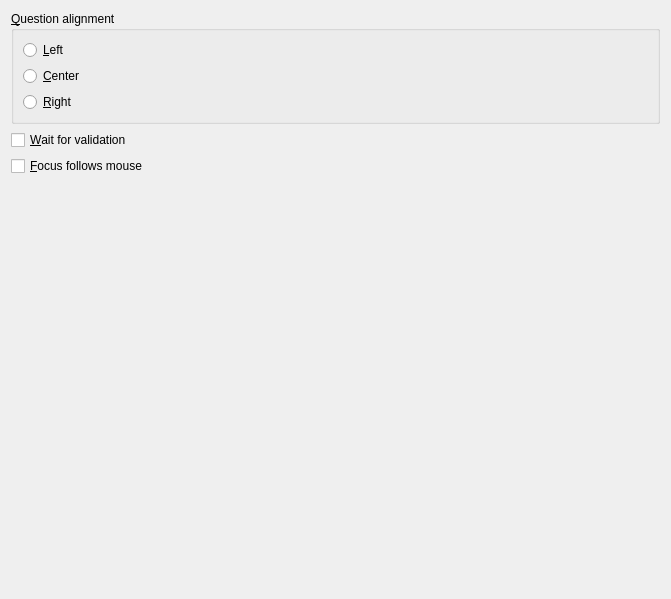
This is src/kgeographyoptions.ui in KDE/kgeography as Qt 5 draws it before an edit. The edited form follows.
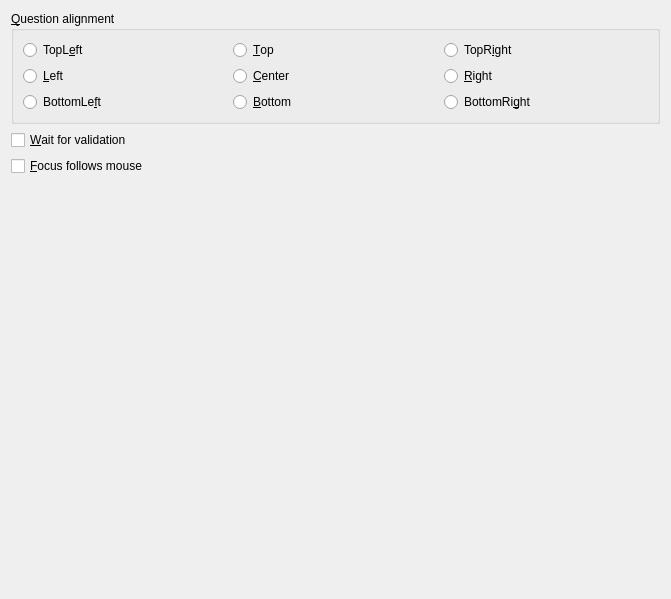
This is the edited form. Custom widgets are drawn as their Qt base class.

Commit message: Added other positions to Q/A positions in pref dialog. Some rewording of tooltips in same dialog too.

Diff of the .ui file:
```diff
--- a/src/kgeographyoptions.ui
+++ b/src/kgeographyoptions.ui
@@ -16,28 +16,70 @@
      <property name="title">
       <string>&amp;Question alignment</string>
      </property>
-     <layout class="QVBoxLayout" name="verticalLayout">
-      <item>
+     <layout class="QGridLayout" name="gridLayout">
+      <item row="0" column="0">
+       <widget class="QRadioButton" name="topleftRadio">
+        <property name="text">
+         <string>TopL&amp;eft</string>
+        </property>
+       </widget>
+      </item>
+      <item row="0" column="1">
+       <widget class="QRadioButton" name="topRadio">
+        <property name="text">
+         <string>&amp;Top</string>
+        </property>
+       </widget>
+      </item>
+      <item row="0" column="2">
+       <widget class="QRadioButton" name="toprightRadio">
+        <property name="text">
+         <string>TopR&amp;ight</string>
+        </property>
+       </widget>
+      </item>
+      <item row="1" column="0">
        <widget class="QRadioButton" name="leftRadio">
         <property name="text">
          <string>&amp;Left</string>
         </property>
        </widget>
       </item>
-      <item>
+      <item row="1" column="1">
        <widget class="QRadioButton" name="centerRadio">
         <property name="text">
          <string>&amp;Center</string>
         </property>
        </widget>
       </item>
-      <item>
+      <item row="1" column="2">
        <widget class="QRadioButton" name="rightRadio">
         <property name="text">
          <string>&amp;Right</string>
         </property>
        </widget>
       </item>
+      <item row="2" column="0">
+       <widget class="QRadioButton" name="bottomleftRadio">
+        <property name="text">
+         <string>BottomLe&amp;ft</string>
+        </property>
+       </widget>
+      </item>
+      <item row="2" column="1">
+       <widget class="QRadioButton" name="bottomRadio">
+        <property name="text">
+         <string>&amp;Bottom</string>
+        </property>
+       </widget>
+      </item>
+      <item row="2" column="2">
+       <widget class="QRadioButton" name="bottomrightRadio">
+        <property name="text">
+         <string>BottomRi&amp;ght</string>
+        </property>
+       </widget>
+      </item>
      </layout>
     </widget>
    </item>
```
Left out of the diff: 4 changed lines with no effect on the pictures. The commit also changes 1 other file.
